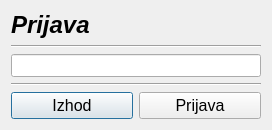
Qt form login.ui (MaxMaxy/racun) before a commit.
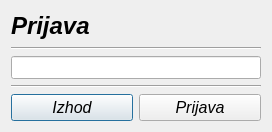
The same form after that commit.

Diff of the .ui file:
```diff
--- a/login.ui
+++ b/login.ui
@@ -7,7 +7,7 @@
     <x>0</x>
     <y>0</y>
     <width>272</width>
-    <height>125</height>
+    <height>132</height>
    </rect>
   </property>
   <property name="windowTitle">
@@ -39,6 +39,11 @@
        </item>
        <item>
         <widget class="Line" name="line">
+         <property name="font">
+          <font>
+           <italic>true</italic>
+          </font>
+         </property>
          <property name="orientation">
           <enum>Qt::Horizontal</enum>
          </property>
@@ -48,8 +53,9 @@
         <widget class="QLineEdit" name="lineEdit_login">
          <property name="font">
           <font>
-           <family>MS Sans Serif</family>
+           <family>Arial</family>
            <pointsize>10</pointsize>
+           <italic>true</italic>
           </font>
          </property>
         </widget>
@@ -58,6 +64,11 @@
      </item>
      <item>
       <widget class="Line" name="line_2">
+       <property name="font">
+        <font>
+         <italic>true</italic>
+        </font>
+       </property>
        <property name="orientation">
         <enum>Qt::Horizontal</enum>
        </property>
@@ -71,6 +82,7 @@
           <font>
            <family>MS Sans Serif</family>
            <pointsize>12</pointsize>
+           <italic>true</italic>
           </font>
          </property>
          <property name="text">
@@ -84,6 +96,7 @@
           <font>
            <family>MS Sans Serif</family>
            <pointsize>12</pointsize>
+           <italic>true</italic>
           </font>
          </property>
          <property name="text">
```
